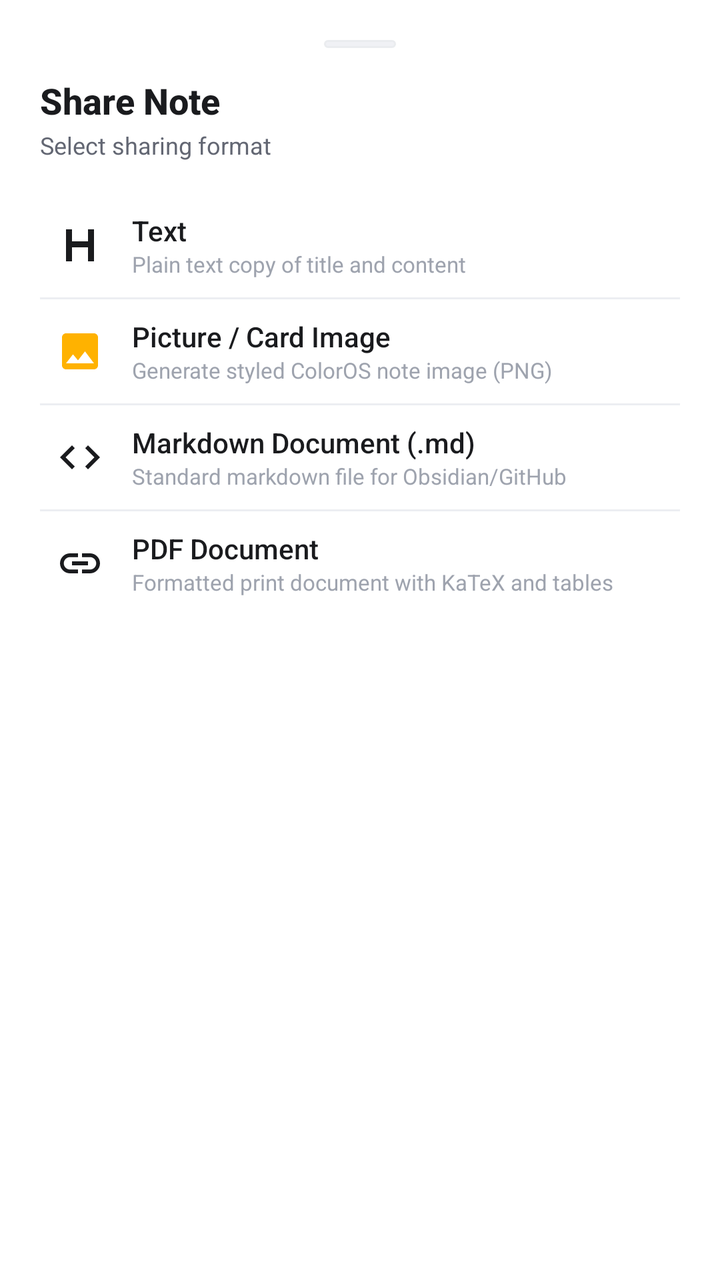
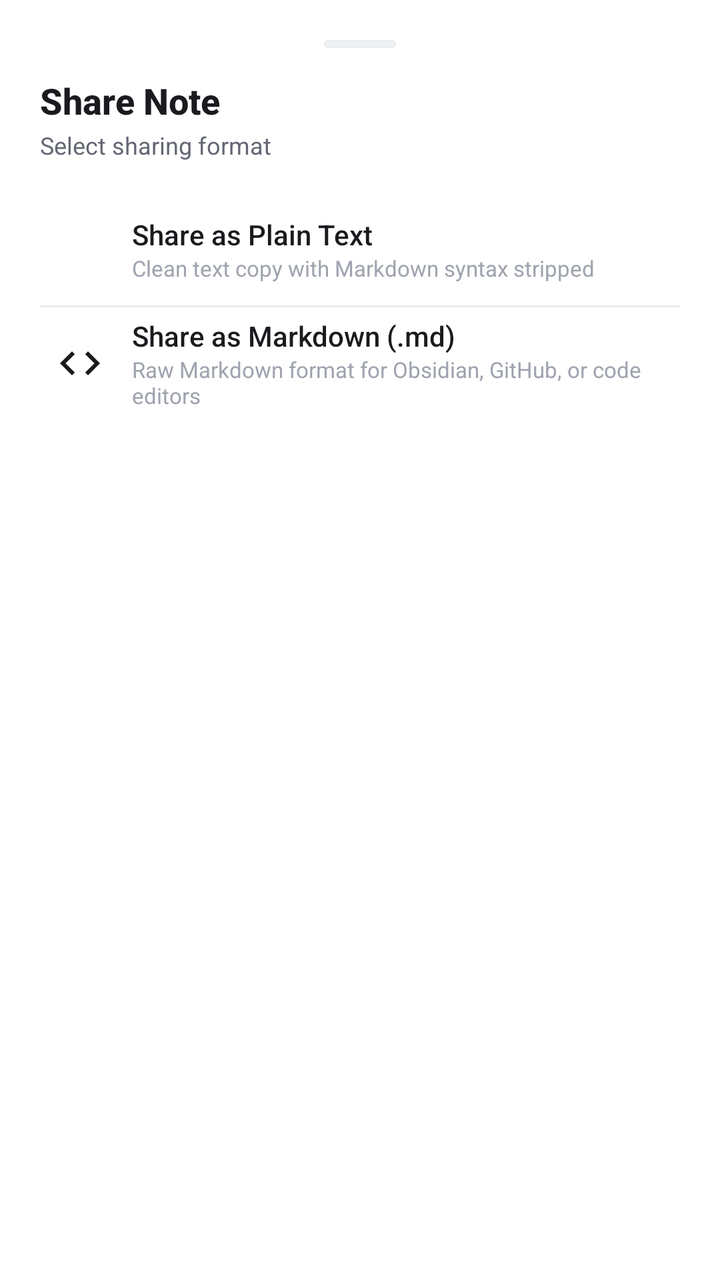

The first picture is an Android layout as it rendered before a commit; the second is the same layout after the commit. The layout source and the unified diff follow.
<!-- AndroidManifest.xml: application theme Theme.LightNotes -->
<!-- res/layout/bottom_sheet_realme_share.xml -->
<?xml version="1.0" encoding="utf-8"?>
<LinearLayout
    xmlns:android="http://schemas.android.com/apk/res/android"
    xmlns:app="http://schemas.android.com/apk/res-auto"
    android:layout_width="match_parent"
    android:layout_height="wrap_content"
    android:orientation="vertical"
    android:background="@color/card_bg"
    android:padding="20dp">

    
    <View
        android:layout_width="36dp"
        android:layout_height="4dp"
        android:layout_gravity="center_horizontal"
        android:layout_marginBottom="14dp"
        android:background="@drawable/bg_preview_toggle_inactive" />

    <TextView
        android:layout_width="wrap_content"
        android:layout_height="wrap_content"
        android:fontFamily="sans-serif-medium"
        android:text="Share Note"
        android:textColor="@color/text_primary"
        android:textSize="18sp"
        android:textStyle="bold" />

    <TextView
        android:layout_width="wrap_content"
        android:layout_height="wrap_content"
        android:layout_marginTop="2dp"
        android:text="Select sharing format"
        android:textColor="@color/text_secondary"
        android:textSize="12sp" />

    <LinearLayout
        android:layout_width="match_parent"
        android:layout_height="wrap_content"
        android:layout_marginTop="16dp"
        android:orientation="vertical">

        
        <LinearLayout
            android:id="@+id/btnShareText"
            android:layout_width="match_parent"
            android:layout_height="52dp"
            android:background="?attr/selectableItemBackground"
            android:clickable="true"
            android:focusable="true"
            android:gravity="center_vertical"
            android:orientation="horizontal"
            android:paddingStart="8dp"
            android:paddingEnd="8dp">

            <ImageView
                android:layout_width="24dp"
                android:layout_height="24dp"
                android:src="@drawable/ic_format_heading"
                app:tint="@color/brand_amber" />

            <LinearLayout
                android:layout_width="0dp"
                android:layout_height="wrap_content"
                android:layout_marginStart="14dp"
                android:layout_weight="1"
                android:orientation="vertical">

                <TextView
                    android:layout_width="wrap_content"
                    android:layout_height="wrap_content"
                    android:fontFamily="sans-serif-medium"
                    android:text="Text"
                    android:textColor="@color/text_primary"
                    android:textSize="14sp" />

                <TextView
                    android:layout_width="wrap_content"
                    android:layout_height="wrap_content"
                    android:text="Plain text copy of title and content"
                    android:textColor="@color/text_hint"
                    android:textSize="11sp" />
            </LinearLayout>
        </LinearLayout>

        <View
            android:layout_width="match_parent"
            android:layout_height="1dp"
            android:background="@color/divider" />

        
        <LinearLayout
            android:id="@+id/btnShareImage"
            android:layout_width="match_parent"
            android:layout_height="52dp"
            android:background="?attr/selectableItemBackground"
            android:clickable="true"
            android:focusable="true"
            android:gravity="center_vertical"
            android:orientation="horizontal"
            android:paddingStart="8dp"
            android:paddingEnd="8dp">

            <ImageView
                android:layout_width="24dp"
                android:layout_height="24dp"
                android:src="@drawable/ic_image"
                app:tint="@color/brand_amber" />

            <LinearLayout
                android:layout_width="0dp"
                android:layout_height="wrap_content"
                android:layout_marginStart="14dp"
                android:layout_weight="1"
                android:orientation="vertical">

                <TextView
                    android:layout_width="wrap_content"
                    android:layout_height="wrap_content"
                    android:fontFamily="sans-serif-medium"
                    android:text="Picture / Card Image"
                    android:textColor="@color/text_primary"
                    android:textSize="14sp" />

                <TextView
                    android:layout_width="wrap_content"
                    android:layout_height="wrap_content"
                    android:text="Generate styled ColorOS note image (PNG)"
                    android:textColor="@color/text_hint"
                    android:textSize="11sp" />
            </LinearLayout>
        </LinearLayout>

        <View
            android:layout_width="match_parent"
            android:layout_height="1dp"
            android:background="@color/divider" />

        
        <LinearLayout
            android:id="@+id/btnShareMarkdown"
            android:layout_width="match_parent"
            android:layout_height="52dp"
            android:background="?attr/selectableItemBackground"
            android:clickable="true"
            android:focusable="true"
            android:gravity="center_vertical"
            android:orientation="horizontal"
            android:paddingStart="8dp"
            android:paddingEnd="8dp">

            <ImageView
                android:layout_width="24dp"
                android:layout_height="24dp"
                android:src="@drawable/ic_format_code"
                app:tint="@color/brand_amber" />

            <LinearLayout
                android:layout_width="0dp"
                android:layout_height="wrap_content"
                android:layout_marginStart="14dp"
                android:layout_weight="1"
                android:orientation="vertical">

                <TextView
                    android:layout_width="wrap_content"
                    android:layout_height="wrap_content"
                    android:fontFamily="sans-serif-medium"
                    android:text="Markdown Document (.md)"
                    android:textColor="@color/text_primary"
                    android:textSize="14sp" />

                <TextView
                    android:layout_width="wrap_content"
                    android:layout_height="wrap_content"
                    android:text="Standard markdown file for Obsidian/GitHub"
                    android:textColor="@color/text_hint"
                    android:textSize="11sp" />
            </LinearLayout>
        </LinearLayout>

        <View
            android:layout_width="match_parent"
            android:layout_height="1dp"
            android:background="@color/divider" />

        
        <LinearLayout
            android:id="@+id/btnSharePdf"
            android:layout_width="match_parent"
            android:layout_height="52dp"
            android:background="?attr/selectableItemBackground"
            android:clickable="true"
            android:focusable="true"
            android:gravity="center_vertical"
            android:orientation="horizontal"
            android:paddingStart="8dp"
            android:paddingEnd="8dp">

            <ImageView
                android:layout_width="24dp"
                android:layout_height="24dp"
                android:src="@drawable/ic_link"
                app:tint="@color/brand_amber" />

            <LinearLayout
                android:layout_width="0dp"
                android:layout_height="wrap_content"
                android:layout_marginStart="14dp"
                android:layout_weight="1"
                android:orientation="vertical">

                <TextView
                    android:layout_width="wrap_content"
                    android:layout_height="wrap_content"
                    android:fontFamily="sans-serif-medium"
                    android:text="PDF Document"
                    android:textColor="@color/text_primary"
                    android:textSize="14sp" />

                <TextView
                    android:layout_width="wrap_content"
                    android:layout_height="wrap_content"
                    android:text="Formatted print document with KaTeX and tables"
                    android:textColor="@color/text_hint"
                    android:textSize="11sp" />
            </LinearLayout>
        </LinearLayout>

    </LinearLayout>

</LinearLayout>
<!-- resources referenced by this layout -->
<resources>
  <color name="brand_amber">#FFB200</color>
  <color name="card_bg">#FFFFFF</color>
  <color name="divider">#ECEEF2</color>
  <color name="text_hint">#9EA3AE</color>
  <color name="text_primary">#1A1B1E</color>
  <color name="text_secondary">#636773</color>
  <!-- drawable bg_preview_toggle_inactive (drawable) -->
  <?xml version="1.0" encoding="utf-8"?>
  <ripple xmlns:android="http://schemas.android.com/apk/res/android"
      android:color="?attr/colorControlHighlight">
      <item>
          <shape android:shape="rectangle">
              <solid android:color="@color/search_fill" />
              <stroke android:width="1dp" android:color="@color/card_border" />
              <corners android:radius="8dp" />
          </shape>
      </item>
  </ripple>
  <!-- drawable ic_format_code (drawable) -->
  <vector xmlns:android="http://schemas.android.com/apk/res/android"
      android:width="24dp"
      android:height="24dp"
      android:viewportWidth="24"
      android:viewportHeight="24">
    <path
        android:fillColor="@color/text_primary"
        android:pathData="M9.4,16.6L4.8,12l4.6,-4.6L8,6l-6,6 6,6 1.4,-1.4zm5.2,0l4.6,-4.6 -4.6,-4.6L16,6l6,6 -6,6 -1.4,-1.4z"/>
  </vector>
  <!-- drawable ic_format_heading (drawable) -->
  <vector xmlns:android="http://schemas.android.com/apk/res/android"
      android:width="24dp"
      android:height="24dp"
      android:viewportWidth="24"
      android:viewportHeight="24">
    <path
        android:fillColor="@color/text_primary"
        android:pathData="M5,4v16h3v-7h8v7h3V4h-3v6H8V4H5z"/>
  </vector>
  <!-- drawable ic_image (drawable) -->
  <vector xmlns:android="http://schemas.android.com/apk/res/android"
      android:width="24dp"
      android:height="24dp"
      android:viewportWidth="24"
      android:viewportHeight="24">
    <path
        android:fillColor="@color/brand_amber"
        android:pathData="M21,19V5c0,-1.1 -0.9,-2 -2,-2H5c-1.1,0 -2,0.9 -2,2v14c0,1.1 0.9,2 2,2h14c1.1,0 2,-0.9 2,-2zM8.5,13.5l2.5,3.01L14.5,12l4.5,6H5l3.5,-4.5z"/>
  </vector>
  <!-- drawable ic_link (drawable) -->
  <vector xmlns:android="http://schemas.android.com/apk/res/android"
      android:width="24dp"
      android:height="24dp"
      android:viewportWidth="24"
      android:viewportHeight="24">
    <path
        android:fillColor="@color/text_primary"
        android:pathData="M3.9,12c0,-1.71 1.39,-3.1 3.1,-3.1h4V7H7c-2.76,0 -5,2.24 -5,5s2.24,5 5,5h4v-1.9H7c-1.71,0 -3.1,-1.39 -3.1,-3.1zM8,13h8v-2H8v2zm9,-6h-4v1.9h4c1.71,0 3.1,1.39 3.1,3.1s-1.39,3.1 -3.1,3.1h-4V17h4c2.76,0 5,-2.24 5,-5s-2.24,-5 -5,-5z"/>
  </vector>
  <color name="search_fill">#F0F1F5</color>
  <color name="card_border">#EAECEF</color>
  <style name="Widget.LightNotes.CardView" parent="Widget.Material3.CardView.Outlined">
          <item name="cardCornerRadius">12dp</item>
          <item name="cardElevation">0dp</item>
          <item name="strokeWidth">1dp</item>
          <item name="strokeColor">?attr/colorOutlineVariant</item>
          <item name="cardBackgroundColor">?attr/colorSurfaceContainer</item>
          <item name="rippleColor">@color/brand_amber_ripple</item>
      </style>
  <style name="ThemeOverlay.LightNotes.BottomSheetDialog" parent="ThemeOverlay.Material3.BottomSheetDialog">
          <item name="bottomSheetStyle">@style/Widget.LightNotes.BottomSheet</item>
      </style>
  <color name="brand_amber_ripple">#33FFB200</color>
  <style name="Widget.LightNotes.BottomSheet" parent="Widget.Material3.BottomSheet">
          <item name="shapeAppearance">@style/ShapeAppearance.LightNotes.BottomSheet</item>
          <item name="backgroundTint">?attr/colorSurfaceContainer</item>
      </style>
  <style name="ShapeAppearance.LightNotes.BottomSheet" parent="ShapeAppearance.Material3.Corner.Medium">
          <item name="cornerSizeTopLeft">16dp</item>
          <item name="cornerSizeTopRight">16dp</item>
          <item name="cornerSizeBottomLeft">0dp</item>
          <item name="cornerSizeBottomRight">0dp</item>
      </style>
  <!-- unchanged entries left out for length: 1 -->
</resources>

<!-- the commit's change to res/layout/bottom_sheet_realme_share.xml (unified diff, before → after) -->
@@ -43,7 +43,7 @@
         <LinearLayout
             android:id="@+id/btnShareText"
             android:layout_width="match_parent"
-            android:layout_height="52dp"
+            android:layout_height="56dp"
             android:background="?attr/selectableItemBackground"
             android:clickable="true"
             android:focusable="true"
@@ -55,7 +55,7 @@
             <ImageView
                 android:layout_width="24dp"
                 android:layout_height="24dp"
-                android:src="@drawable/ic_format_heading"
+                android:src="@drawable/ic_text_format"
                 app:tint="@color/brand_amber" />
 
             <LinearLayout
@@ -69,62 +69,14 @@
                     android:layout_width="wrap_content"
                     android:layout_height="wrap_content"
                     android:fontFamily="sans-serif-medium"
-                    android:text="Text"
+                    android:text="Share as Plain Text"
                     android:textColor="@color/text_primary"
                     android:textSize="14sp" />
 
                 <TextView
                     android:layout_width="wrap_content"
                     android:layout_height="wrap_content"
-                    android:text="Plain text copy of title and content"
-                    android:textColor="@color/text_hint"
-                    android:textSize="11sp" />
-            </LinearLayout>
-        </LinearLayout>
-
-        <View
-            android:layout_width="match_parent"
-            android:layout_height="1dp"
-            android:background="@color/divider" />
-
-        
-        <LinearLayout
-            android:id="@+id/btnShareImage"
-            android:layout_width="match_parent"
-            android:layout_height="52dp"
-            android:background="?attr/selectableItemBackground"
-            android:clickable="true"
-            android:focusable="true"
-            android:gravity="center_vertical"
-            android:orientation="horizontal"
-            android:paddingStart="8dp"
-            android:paddingEnd="8dp">
-
-            <ImageView
-                android:layout_width="24dp"
-                android:layout_height="24dp"
-                android:src="@drawable/ic_image"
-                app:tint="@color/brand_amber" />
-
-            <LinearLayout
-                android:layout_width="0dp"
-                android:layout_height="wrap_content"
-                android:layout_marginStart="14dp"
-                android:layout_weight="1"
-                android:orientation="vertical">
-
-                <TextView
-                    android:layout_width="wrap_content"
-                    android:layout_height="wrap_content"
-                    android:fontFamily="sans-serif-medium"
-                    android:text="Picture / Card Image"
-                    android:textColor="@color/text_primary"
-                    android:textSize="14sp" />
-
-                <TextView
-                    android:layout_width="wrap_content"
-                    android:layout_height="wrap_content"
-                    android:text="Generate styled ColorOS note image (PNG)"
+                    android:text="Clean text copy with Markdown syntax stripped"
                     android:textColor="@color/text_hint"
                     android:textSize="11sp" />
             </LinearLayout>
@@ -139,7 +91,7 @@
         <LinearLayout
             android:id="@+id/btnShareMarkdown"
             android:layout_width="match_parent"
-            android:layout_height="52dp"
+            android:layout_height="56dp"
             android:background="?attr/selectableItemBackground"
             android:clickable="true"
             android:focusable="true"
@@ -165,62 +117,14 @@
                     android:layout_width="wrap_content"
                     android:layout_height="wrap_content"
                     android:fontFamily="sans-serif-medium"
-                    android:text="Markdown Document (.md)"
+                    android:text="Share as Markdown (.md)"
                     android:textColor="@color/text_primary"
                     android:textSize="14sp" />
 
                 <TextView
                     android:layout_width="wrap_content"
                     android:layout_height="wrap_content"
-                    android:text="Standard markdown file for Obsidian/GitHub"
-                    android:textColor="@color/text_hint"
-                    android:textSize="11sp" />
-            </LinearLayout>
-        </LinearLayout>
-
-        <View
-            android:layout_width="match_parent"
-            android:layout_height="1dp"
-            android:background="@color/divider" />
-
-        
-        <LinearLayout
-            android:id="@+id/btnSharePdf"
-            android:layout_width="match_parent"
-            android:layout_height="52dp"
-            android:background="?attr/selectableItemBackground"
-            android:clickable="true"
-            android:focusable="true"
-            android:gravity="center_vertical"
-            android:orientation="horizontal"
-            android:paddingStart="8dp"
-            android:paddingEnd="8dp">
-
-            <ImageView
-                android:layout_width="24dp"
-                android:layout_height="24dp"
-                android:src="@drawable/ic_link"
-                app:tint="@color/brand_amber" />
-
-            <LinearLayout
-                android:layout_width="0dp"
-                android:layout_height="wrap_content"
-                android:layout_marginStart="14dp"
-                android:layout_weight="1"
-                android:orientation="vertical">
-
-                <TextView
-                    android:layout_width="wrap_content"
-                    android:layout_height="wrap_content"
-                    android:fontFamily="sans-serif-medium"
-                    android:text="PDF Document"
-                    android:textColor="@color/text_primary"
-                    android:textSize="14sp" />
-
-                <TextView
-                    android:layout_width="wrap_content"
-                    android:layout_height="wrap_content"
-                    android:text="Formatted print document with KaTeX and tables"
+                    android:text="Raw Markdown format for Obsidian, GitHub, or code editors"
                     android:textColor="@color/text_hint"
                     android:textSize="11sp" />
             </LinearLayout>
<!-- resource entries referenced after the edit -->
@@ -28,35 +28,15 @@
         android:fillColor="@color/text_primary"
         android:pathData="M9.4,16.6L4.8,12l4.6,-4.6L8,6l-6,6 6,6 1.4,-1.4zm5.2,0l4.6,-4.6 -4.6,-4.6L16,6l6,6 -6,6 -1.4,-1.4z"/>
   </vector>
-  <!-- drawable ic_format_heading (drawable) -->
+  <!-- drawable ic_text_format (drawable) -->
   <vector xmlns:android="http://schemas.android.com/apk/res/android"
       android:width="24dp"
       android:height="24dp"
       android:viewportWidth="24"
       android:viewportHeight="24">
-    <path
-        android:fillColor="@color/text_primary"
-        android:pathData="M5,4v16h3v-7h8v7h3V4h-3v6H8V4H5z"/>
-  </vector>
-  <!-- drawable ic_image (drawable) -->
-  <vector xmlns:android="http://schemas.android.com/apk/res/android"
-      android:width="24dp"
-      android:height="24dp"
-      android:viewportWidth="24"
-      android:viewportHeight="24">
-    <path
-        android:fillColor="@color/brand_amber"
-        android:pathData="M21,19V5c0,-1.1 -0.9,-2 -2,-2H5c-1.1,0 -2,0.9 -2,2v14c0,1.1 0.9,2 2,2h14c1.1,0 2,-0.9 2,-2zM8.5,13.5l2.5,3.01L14.5,12l4.5,6H5l3.5,-4.5z"/>
-  </vector>
-  <!-- drawable ic_link (drawable) -->
-  <vector xmlns:android="http://schemas.android.com/apk/res/android"
-      android:width="24dp"
-      android:height="24dp"
-      android:viewportWidth="24"
-      android:viewportHeight="24">
-    <path
-        android:fillColor="@color/text_primary"
-        android:pathData="M3.9,12c0,-1.71 1.39,-3.1 3.1,-3.1h4V7H7c-2.76,0 -5,2.24 -5,5s2.24,5 5,5h4v-1.9H7c-1.71,0 -3.1,-1.39 -3.1,-3.1zM8,13h8v-2H8v2zm9,-6h-4v1.9h4c1.71,0 3.1,1.39 3.1,3.1s-1.39,3.1 -3.1,3.1h-4V17h4c2.76,0 5,-2.24 5,-5s-2.24,-5 -5,-5z"/>
+      <path
+          android:fillColor="#FFFFFFFF"
+          android:pathData="M5,17v2h14v-2H5zM9.5,12.8h5l0.9,2.2h2.1L13.2,5h-2.4L6.5,15h2.1L9.5,12.8zM12,6.85L13.88,11h-3.76L12,6.85z"/>
   </vector>
   <color name="search_fill">#F0F1F5</color>
   <color name="card_border">#EAECEF</color>
